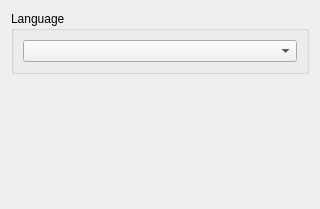
Qt form apps/zxtune-qt/ui/preferences/interface.ui (vitamin-caig/zxtune) before a commit.
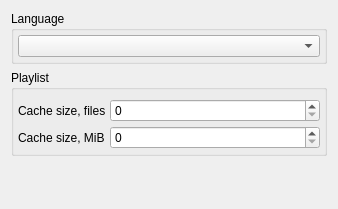
The same form after that commit.

Commit message: zxtune-qt: setting up playlist cache parameters.

What changed in the file:
```diff
--- a/apps/zxtune-qt/ui/preferences/interface.ui
+++ b/apps/zxtune-qt/ui/preferences/interface.ui
@@ -6,7 +6,7 @@
    <rect>
     <x>0</x>
     <y>0</y>
-    <width>320</width>
+    <width>338</width>
     <height>209</height>
    </rect>
   </property>
@@ -20,12 +20,76 @@
       <string>Language</string>
      </property>
      <layout class="QVBoxLayout" name="languagesLayout">
+      <property name="spacing">
+       <number>4</number>
+      </property>
+      <property name="margin">
+       <number>4</number>
+      </property>
       <item>
        <widget class="QComboBox" name="languageSelect"/>
       </item>
      </layout>
     </widget>
    </item>
+   <item>
+    <widget class="QGroupBox" name="playlistGroupBox">
+     <property name="title">
+      <string>Playlist</string>
+     </property>
+     <layout class="QFormLayout" name="formLayout">
+      <property name="horizontalSpacing">
+       <number>4</number>
+      </property>
+      <property name="verticalSpacing">
+       <number>4</number>
+      </property>
+      <property name="leftMargin">
+       <number>4</number>
+      </property>
+      <property name="rightMargin">
+       <number>4</number>
+      </property>
+      <property name="bottomMargin">
+       <number>4</number>
+      </property>
+      <item row="0" column="0">
+       <widget class="QLabel" name="labelPlaylistCachedFiles">
+        <property name="toolTip">
+         <string>Specifies how many opened files can be cached per playlist</string>
+        </property>
+        <property name="text">
+         <string>Cache size, files</string>
+        </property>
+       </widget>
+      </item>
+      <item row="0" column="1">
+       <widget class="QSpinBox" name="playlistCachedFiles">
+        <property name="maximum">
+         <number>10000</number>
+        </property>
+       </widget>
+      </item>
+      <item row="1" column="0">
+       <widget class="QLabel" name="labelPlaylistCachedMemory">
+        <property name="toolTip">
+         <string>Specifies per playlist cache memory usage limit</string>
+        </property>
+        <property name="text">
+         <string>Cache size, MiB</string>
+        </property>
+       </widget>
+      </item>
+      <item row="1" column="1">
+       <widget class="QSpinBox" name="playlistCacheLimit">
+        <property name="maximum">
+         <number>100</number>
+        </property>
+       </widget>
+      </item>
+     </layout>
+    </widget>
+   </item>
    <item>
     <spacer name="verticalSpacer">
      <property name="orientation">
```
The commit also changes 5 other files.
